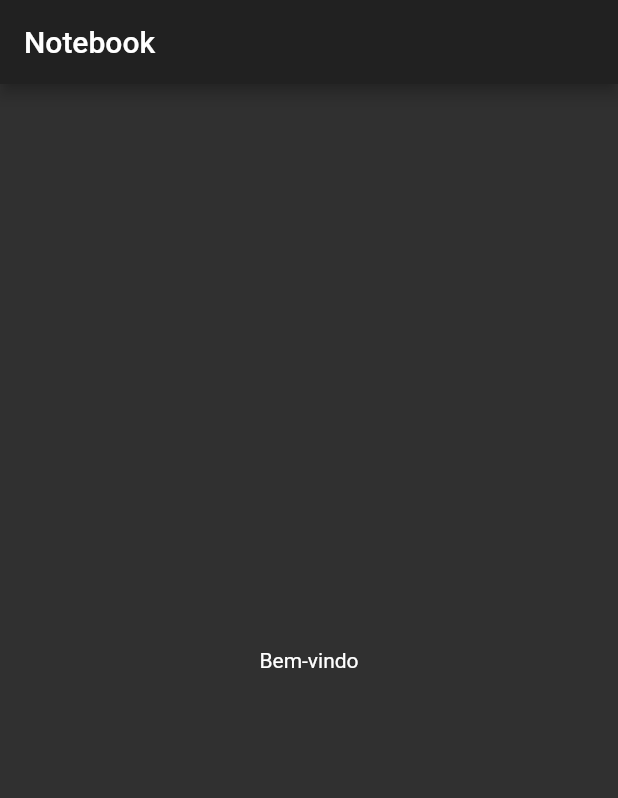
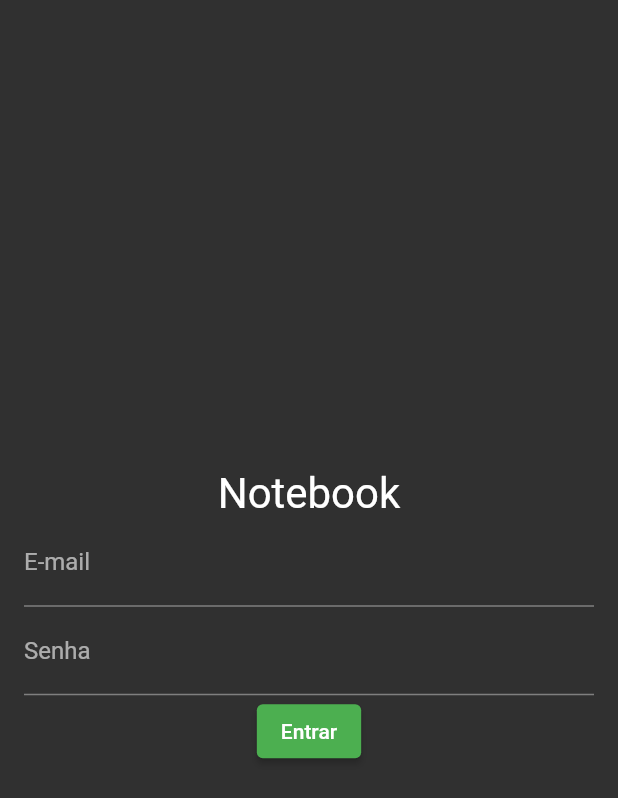
Before and after one commit to diegowinter/Notebook, a Flutter app: the screen it shows after launch, on a phone screen of 412 x 824 dp. Shown: the top 798 px of the screen. Run offline on Flutter 3.47's test engine with Material 2 defaults, Android fonts, the phone set to English and light mode, and no system bars.

Commit message:
add auth form

```diff
--- a/lib/main.dart
+++ b/lib/main.dart
@@ -14,10 +14,11 @@ class MyApp extends StatelessWidget {
       title: 'Flutter Demo',
       theme: ThemeData(
         primarySwatch: Colors.green,
-        backgroundColor: Colors.black87
       ),
       darkTheme: ThemeData(
         brightness: Brightness.dark,
+        primaryColor: Colors.green,
+        primarySwatch: Colors.green,
         backgroundColor: Colors.black87
       ),
       themeMode: ThemeMode.dark,
--- a/lib/screens/auth_screen.dart
+++ b/lib/screens/auth_screen.dart
@@ -8,14 +8,74 @@ class AuthScreen extends StatefulWidget {
 }
 
 class _AuthScreenState extends State<AuthScreen> {
+  GlobalKey<FormState> _form = GlobalKey();
+  Map<String, String> _formData = {
+    'email': '',
+    'password': ''
+  };
+
+  void _onSave() {
+    if (!_form.currentState!.validate()) {
+      return;
+    }
+
+    _form.currentState!.save();
+
+    print(_formData);
+  }
+
   @override
   Widget build(BuildContext context) {
     return Scaffold(
-      appBar: AppBar(
-        title: Text('Notebook'),
-      ),
-      body: Center(
-        child: Text('Bem-vindo'),
+      body: Padding(
+        padding: const EdgeInsets.all(16),
+        child: Column(
+          mainAxisAlignment: MainAxisAlignment.center,
+          children: [
+            Text(
+              'Notebook',
+              style: TextStyle(
+                fontSize: 28
+              ),
+            ),
+            Form(
+              key: _form,
+              child: Column(
+                children: [
+                  TextFormField(
+                    decoration: InputDecoration(
+                      labelText: 'E-mail'
+                    ),
+                    keyboardType: TextInputType.emailAddress,
+                    validator: (value) {
+                      if (!value!.contains('@') || value.trim().isEmpty) {
+                        return 'Insira um e-mail válido!';
+                      }
+                      return null;
+                    },
+                    onSaved: (value) => _formData['email'] = value!,
+                  ),
+                  TextFormField(
+                    decoration: InputDecoration(
+                      labelText: 'Senha'
+                    ),
+                    obscureText: true,
+                    validator: (value) {
+                      if (value!.trim().length < 6 || value.trim().isEmpty) {
+                        return 'A senha deve ter 6 ou mais caracteres.';
+                      }
+                    },
+                    onSaved: (value) => _formData['password'] = value!,
+                  )
+                ]
+              ),
+            ),
+            ElevatedButton(
+              child: Text('Entrar'),
+              onPressed: () => _onSave(),
+            )
+          ],
+        ),
       ),
     );
   }
```
